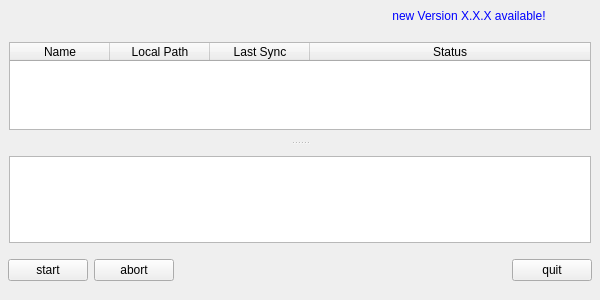
Before: the Qt Designer form Client/src/QtClient/qtClient.ui in psieg/MyCloud, drawn with Qt 5.
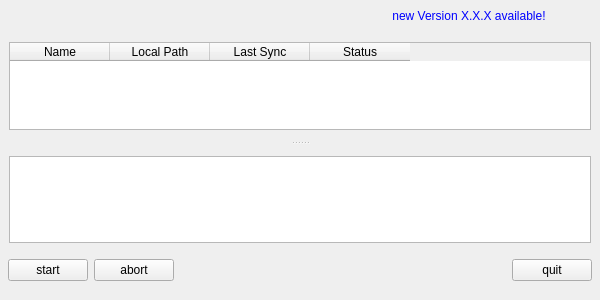
After: the same form once the commit is applied. Icons and pictures are not drawn.

```diff
--- a/Client/src/QtClient/qtClient.ui
+++ b/Client/src/QtClient/qtClient.ui
@@ -303,9 +303,6 @@
           <attribute name="horizontalHeaderHighlightSections">
            <bool>false</bool>
           </attribute>
-          <attribute name="horizontalHeaderStretchLastSection">
-           <bool>true</bool>
-          </attribute>
           <attribute name="verticalHeaderVisible">
            <bool>false</bool>
           </attribute>
```
